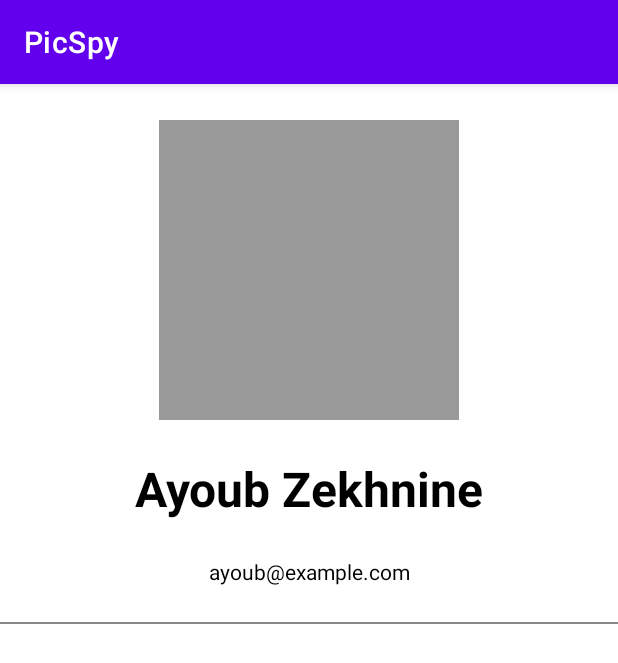
After one commit to pattern-finder/AndroidApp, an Android app: the Profile screen opened directly, with no data from a screen before it, on a phone screen of 412 x 824 dp. The commit adds this screen. Shown: the top 663 px of the screen. Run offline under Robolectric (Android 15) with nearby library versions, the phone set to English and light mode, and no system bars.

Commit message:
login with Api Done && add layout user profile

```diff
--- a/app/build.gradle
+++ b/app/build.gradle
@@ -42,7 +42,7 @@ dependencies {
     androidTestImplementation 'androidx.test.ext:junit:1.1.2'
     androidTestImplementation 'androidx.test.espresso:espresso-core:3.3.0'
     implementation 'com.squareup.retrofit2:retrofit:2.7.1'
-    implementation 'com.squareup.retrofit2:converter-gson:2.4.0'
-    implementation 'com.squareup.okhttp3:okhttp:4.2.1'
+    implementation 'com.squareup.retrofit2:converter-gson:2.7.1'
+    implementation 'com.squareup.okhttp3:okhttp:4.9.0'
 
 }
--- a/app/src/main/AndroidManifest.xml
+++ b/app/src/main/AndroidManifest.xml
@@ -2,7 +2,9 @@
 <manifest xmlns:android="http://schemas.android.com/apk/res/android"
     package="com.example.myapplication">
 
-    <uses-permission android:name="android.permission.INTERNET"/>
+    <uses-permission android:name="android.permission.INTERNET" />
+    <uses-permission android:name="android.permission.ACCESS_NETWORK_STATE" />
+
     <application
         android:allowBackup="true"
         android:icon="@mipmap/ic_launcher"
@@ -10,6 +12,7 @@
         android:roundIcon="@mipmap/ic_launcher_round"
         android:supportsRtl="true"
         android:theme="@style/Theme.MyApplication">
+        <activity android:name=".Profile"></activity>
         <activity android:name=".MainActivity">
             <intent-filter>
                 <action android:name="android.intent.action.MAIN" />
--- /dev/null
+++ b/app/src/main/java/com/example/myapplication/Profile.kt
@@ -0,0 +1,11 @@
+package com.example.myapplication
+
+import androidx.appcompat.app.AppCompatActivity
+import android.os.Bundle
+
+class Profile : AppCompatActivity() {
+    override fun onCreate(savedInstanceState: Bundle?) {
+        super.onCreate(savedInstanceState)
+        setContentView(R.layout.activity_profile)
+    }
+}
--- a/app/src/main/java/com/example/myapplication/models/LoginResponse.kt
+++ /dev/null
@@ -1,3 +0,0 @@
-package com.example.myapplication.models
-
-data class LoginResponse(val error:Boolean, val message:String, val user: User)
--- a/app/src/main/java/com/example/myapplication/models/LoginUser.kt
+++ /dev/null
@@ -1,3 +0,0 @@
-package com.example.myapplication.models
-
-data class LoginUser(val email: String, val password: String)
--- /dev/null
+++ b/app/src/main/res/layout/activity_profile.xml
@@ -0,0 +1,54 @@
+<?xml version="1.0" encoding="utf-8"?>
+<androidx.constraintlayout.widget.ConstraintLayout xmlns:android="http://schemas.android.com/apk/res/android"
+    xmlns:app="http://schemas.android.com/apk/res-auto"
+    xmlns:tools="http://schemas.android.com/tools"
+    android:layout_width="match_parent"
+    android:layout_height="match_parent"
+    tools:context=".Profile">
+
+    <ImageView
+        android:id="@+id/profilePhoto"
+        android:layout_width="200dp"
+        android:layout_height="200dp"
+        android:layout_marginTop="24dp"
+        android:background="#999"
+        app:layout_constraintEnd_toEndOf="parent"
+        app:layout_constraintStart_toStartOf="parent"
+        app:layout_constraintTop_toTopOf="parent"
+        tools:src="@tools:sample/avatars" />
+
+    <TextView
+        android:id="@+id/fullName"
+        android:layout_width="wrap_content"
+        android:layout_height="wrap_content"
+        android:layout_marginTop="24dp"
+        android:text="Ayoub Zekhnine"
+        android:textColor="#000"
+        android:textSize="32sp"
+        android:textStyle="bold"
+        app:layout_constraintEnd_toEndOf="parent"
+        app:layout_constraintStart_toStartOf="parent"
+        app:layout_constraintTop_toBottomOf="@id/profilePhoto" />
+    <TextView
+        android:id="@+id/email"
+        android:layout_width="0dp"
+        android:layout_height="wrap_content"
+        android:layout_marginTop="24dp"
+        android:text="ayoub@example.com"
+        android:textAlignment="center"
+        android:textColor="#000"
+        app:layout_constraintEnd_toEndOf="parent"
+        app:layout_constraintStart_toStartOf="parent"
+        app:layout_constraintTop_toBottomOf="@id/fullName" />
+    <View
+        android:id="@+id/lineOne"
+        android:layout_width="0dp"
+        android:layout_height="1dp"
+        android:layout_marginTop="24dp"
+        android:background="#888"
+        app:layout_constraintEnd_toEndOf="parent"
+        app:layout_constraintStart_toStartOf="parent"
+        app:layout_constraintTop_toBottomOf="@id/email" />
+
+
+</androidx.constraintlayout.widget.ConstraintLayout>
--- a/app/src/main/res/values/strings.xml
+++ b/app/src/main/res/values/strings.xml
@@ -1,3 +1,3 @@
 <resources>
-    <string name="app_name">My Application</string>
+    <string name="app_name">PicSpy</string>
 </resources>
```
Also changed, not shown: app/src/main/java/com/example/myapplication/MainActivity.kt (+31 -32 lines), app/src/main/java/com/example/myapplication/api/Api.kt (deleted, +0 -22 lines), app/src/main/java/com/example/myapplication/api/ApiClient.kt (renamed from app/src/main/java/com/example/myapplication/api/provider/ApiClient.kt, +7 -6 lines), app/src/main/java/com/example/myapplication/api/user/controller/AuthenticationInterface.kt (renamed from app/src/main/java/com/example/myapplication/api/user/controller/AuthentificationInterface.kt, +3 -8 lines), app/src/main/java/com/example/myapplication/api/user/controller/model/LoginModel.kt (deleted, +0 -13 lines), app/src/main/java/com/example/myapplication/api/user/controller/service/AuthentificationService.kt (deleted, +0 -42 lines), app/src/main/java/com/example/myapplication/api/user/model/LoginModel.kt (added, +13 -0 lines), app/src/main/java/com/example/myapplication/api/user/model/UserModel.kt (added, +14 -0 lines), app/src/main/java/com/example/myapplication/api/user/serivce/AuthenticationService.kt (added, +28 -0 lines), app/src/main/java/com/example/myapplication/models/User.kt (deleted, +0 -9 lines), app/src/main/res/layout/profil.xml (deleted, +0 -16 lines).
